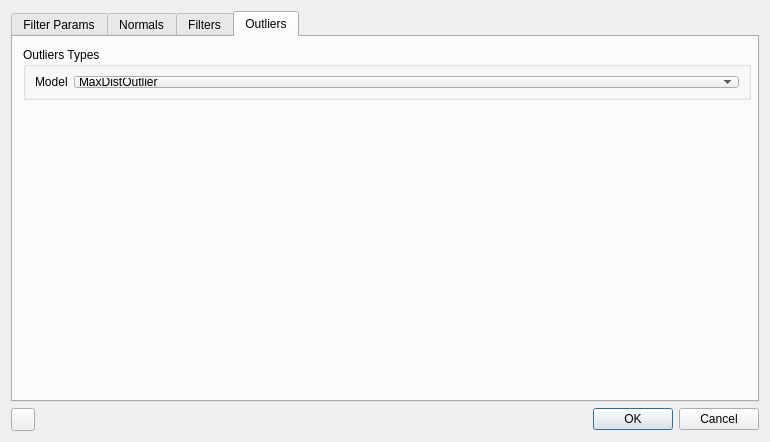
Old version of the form plugins/core/Standard/qLibpointmatcher/ui/LibpointmatcherOutlierDialog.ui in the repository dagata-mining/CloudCompare.
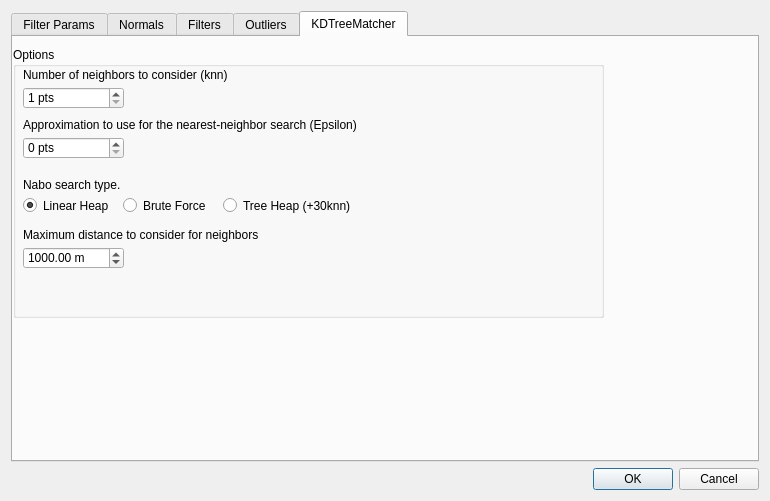
New version of the form. The open tabs and pages were chosen to show the change. Icons and pictures are not drawn.

Patch:
```diff
--- a/plugins/core/Standard/qLibpointmatcher/ui/LibpointmatcherOutlierDialog.ui
+++ b/plugins/core/Standard/qLibpointmatcher/ui/LibpointmatcherOutlierDialog.ui
@@ -7,7 +7,7 @@
     <x>0</x>
     <y>0</y>
     <width>770</width>
-    <height>442</height>
+    <height>501</height>
    </rect>
   </property>
   <property name="windowTitle">
@@ -21,7 +21,7 @@
    <item>
     <widget class="QTabWidget" name="filterTabWidget">
      <property name="currentIndex">
-      <number>3</number>
+      <number>4</number>
      </property>
      <widget class="QWidget" name="filterParams">
       <property name="accessibleName">
@@ -2736,24 +2736,226 @@
          </widget>
         </widget>
        </widget>
-       <widget class="QWidget" name="page"/>
+      </widget>
+     </widget>
+     <widget class="QWidget" name="kdTree">
+      <property name="accessibleName">
+       <string/>
+      </property>
+      <attribute name="title">
+       <string>KDTreeMatcher</string>
+      </attribute>
+      <widget class="QGroupBox" name="groupBox_20">
+       <property name="geometry">
+        <rect>
+         <x>0</x>
+         <y>10</y>
+         <width>591</width>
+         <height>271</height>
+        </rect>
+       </property>
+       <property name="title">
+        <string>Options</string>
+       </property>
+       <widget class="QDoubleSpinBox" name="kdTreeKnn">
+        <property name="geometry">
+         <rect>
+          <x>10</x>
+          <y>40</y>
+          <width>101</width>
+          <height>22</height>
+         </rect>
+        </property>
+        <property name="suffix">
+         <string> pts</string>
+        </property>
+        <property name="decimals">
+         <number>0</number>
+        </property>
+        <property name="minimum">
+         <double>1.000000000000000</double>
+        </property>
+        <property name="maximum">
+         <double>10000000.000000000000000</double>
+        </property>
+        <property name="singleStep">
+         <double>1.000000000000000</double>
+        </property>
+        <property name="value">
+         <double>1.000000000000000</double>
+        </property>
+       </widget>
+       <widget class="QLabel" name="kdTreeKnnTitle">
+        <property name="geometry">
+         <rect>
+          <x>10</x>
+          <y>20</y>
+          <width>291</width>
+          <height>16</height>
+         </rect>
+        </property>
+        <property name="text">
+         <string>Number of neighbors to consider (knn)</string>
+        </property>
+       </widget>
+       <widget class="QDoubleSpinBox" name="kdTreeEpsilon">
+        <property name="geometry">
+         <rect>
+          <x>10</x>
+          <y>90</y>
+          <width>101</width>
+          <height>22</height>
+         </rect>
+        </property>
+        <property name="suffix">
+         <string> pts</string>
+        </property>
+        <property name="decimals">
+         <number>0</number>
+        </property>
+        <property name="minimum">
+         <double>0.000000000000000</double>
+        </property>
+        <property name="maximum">
+         <double>10000000.000000000000000</double>
+        </property>
+        <property name="singleStep">
+         <double>1.000000000000000</double>
+        </property>
+        <property name="value">
+         <double>0.000000000000000</double>
+        </property>
+       </widget>
+       <widget class="QLabel" name="kdTreeEpsilonTitle">
+        <property name="geometry">
+         <rect>
+          <x>10</x>
+          <y>70</y>
+          <width>441</width>
+          <height>16</height>
+         </rect>
+        </property>
+        <property name="text">
+         <string>Approximation to use for the nearest-neighbor search (Epsilon)</string>
+        </property>
+       </widget>
+       <widget class="QRadioButton" name="kdTreeTree">
+        <property name="geometry">
+         <rect>
+          <x>210</x>
+          <y>150</y>
+          <width>141</width>
+          <height>17</height>
+         </rect>
+        </property>
+        <property name="text">
+         <string>Tree Heap (+30knn)</string>
+        </property>
+        <property name="checked">
+         <bool>false</bool>
+        </property>
+        <attribute name="buttonGroup">
+         <string notr="true">buttonGroup_8</string>
+        </attribute>
+       </widget>
+       <widget class="QRadioButton" name="kdTreeLinear">
+        <property name="geometry">
+         <rect>
+          <x>10</x>
+          <y>150</y>
+          <width>91</width>
+          <height>17</height>
+         </rect>
+        </property>
+        <property name="text">
+         <string>Linear Heap</string>
+        </property>
+        <property name="checked">
+         <bool>true</bool>
+        </property>
+        <attribute name="buttonGroup">
+         <string notr="true">buttonGroup_8</string>
+        </attribute>
+       </widget>
+       <widget class="QRadioButton" name="kdTreeBrute">
+        <property name="geometry">
+         <rect>
+          <x>110</x>
+          <y>150</y>
+          <width>91</width>
+          <height>17</height>
+         </rect>
+        </property>
+        <property name="text">
+         <string>Brute Force</string>
+        </property>
+        <property name="checked">
+         <bool>false</bool>
+        </property>
+        <attribute name="buttonGroup">
+         <string notr="true">buttonGroup_8</string>
+        </attribute>
+       </widget>
+       <widget class="QLabel" name="kdTreeEpsilonTitle_2">
+        <property name="geometry">
+         <rect>
+          <x>10</x>
+          <y>130</y>
+          <width>141</width>
+          <height>16</height>
+         </rect>
+        </property>
+        <property name="text">
+         <string>Nabo search type.</string>
+        </property>
+       </widget>
+       <widget class="QDoubleSpinBox" name="kdTreeMaxDist">
+        <property name="geometry">
+         <rect>
+          <x>10</x>
+          <y>200</y>
+          <width>101</width>
+          <height>22</height>
+         </rect>
+        </property>
+        <property name="suffix">
+         <string> m</string>
+        </property>
+        <property name="decimals">
+         <number>2</number>
+        </property>
+        <property name="minimum">
+         <double>0.000000000000000</double>
+        </property>
+        <property name="maximum">
+         <double>10000000.000000000000000</double>
+        </property>
+        <property name="singleStep">
+         <double>1.000000000000000</double>
+        </property>
+        <property name="value">
+         <double>1000.000000000000000</double>
+        </property>
+       </widget>
+       <widget class="QLabel" name="kdTreeMaxDistTitle">
+        <property name="geometry">
+         <rect>
+          <x>10</x>
+          <y>180</y>
+          <width>441</width>
+          <height>16</height>
+         </rect>
+        </property>
+        <property name="text">
+         <string>Maximum distance to consider for neighbors</string>
+        </property>
+       </widget>
       </widget>
      </widget>
     </widget>
    </item>
    <item>
     <layout class="QHBoxLayout" name="horizontalLayout_7">
-     <item>
-      <widget class="QToolButton" name="addFilterButton">
-       <property name="toolTip">
-        <string>Load parameters from file</string>
-       </property>
-       <property name="icon">
-        <iconset resource="../qLibpointmatcher.qrc">
-         <normaloff>:/CC/plugin/qLibpointmatcher/images/ccPlus.png</normaloff>:/CC/plugin/qLibpointmatcher/images/ccPlus.png</iconset>
-       </property>
-      </widget>
-     </item>
      <item>
       <widget class="QDialogButtonBox" name="buttonBox">
        <property name="orientation">
```
Left out of the diff: 193 changed lines with no effect on the pictures. Lines whose indentation alone changed are shown as unchanged.
